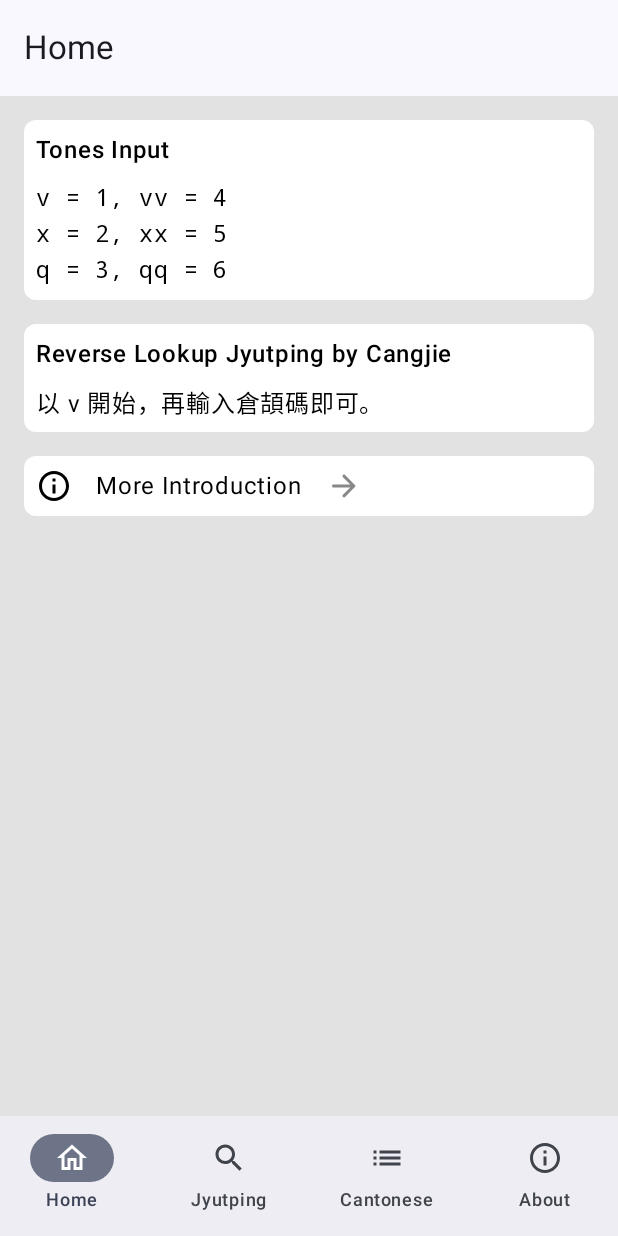
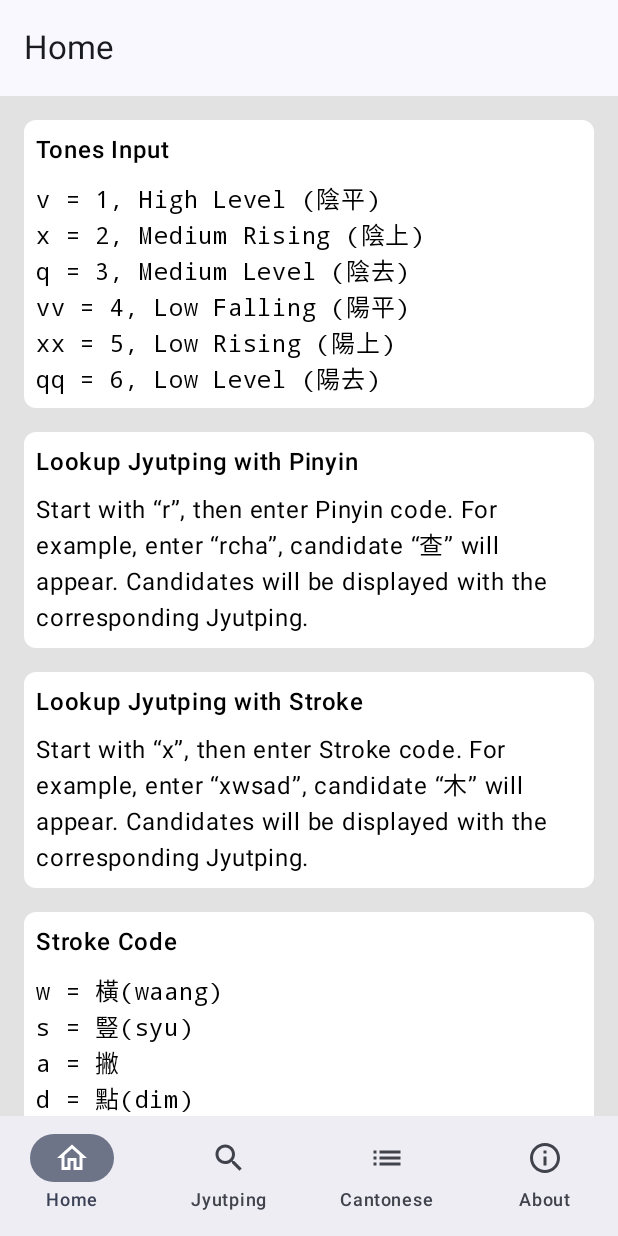
Before and after one commit to yuetyam/jyutping-android, an Android app built with Jetpack Compose: the screen it shows after launch (MainActivity), on a phone screen of 412 x 824 dp. Run offline under Robolectric (Android 15) with nearby library versions, the phone set to English and light mode, and no system bars.

Commit message:
Add more contents to Home

```diff
--- a/app/src/main/java/org/jyutping/jyutping/HomeScreen.kt
+++ b/app/src/main/java/org/jyutping/jyutping/HomeScreen.kt
@@ -18,6 +18,7 @@ import androidx.compose.runtime.Composable
 import androidx.compose.ui.Modifier
 import androidx.compose.ui.draw.clip
 import androidx.compose.ui.graphics.Color
+import androidx.compose.ui.res.stringResource
 import androidx.compose.ui.text.font.FontFamily
 import androidx.compose.ui.text.font.FontWeight
 import androidx.compose.ui.unit.dp
@@ -29,15 +30,32 @@ fun HomeScreen() {
         ) {
                 item {
                         TextCard(
-                                heading = "Tones Input",
-                                content = "v = 1, vv = 4\nx = 2, xx = 5\nq = 3, qq = 6",
+                                heading = stringResource(id = R.string.home_heading_tones_input),
+                                content = stringResource(id = R.string.home_content_tones_input),
                                 monospace = true
                         )
                 }
                 item {
                         TextCard(
-                                heading = "Reverse Lookup Jyutping by Cangjie",
-                                content = "以 v 開始，再輸入倉頡碼即可。"
+                                heading = stringResource(id = R.string.home_heading_pinyin_reverse_lookup),
+                                content = stringResource(id = R.string.home_content_pinyin_reverse_lookup)
+                        )
+                }
+                item {
+                        TextCard(
+                                heading = stringResource(id = R.string.home_heading_stroke_reverse_lookup),
+                                content = stringResource(id = R.string.home_content_stroke_reverse_lookup)
+                        )
+                        TextCard(
+                                heading = stringResource(id = R.string.home_heading_stroke_code),
+                                content = "w = 橫(waang)\ns = 豎(syu)\na = 撇\nd = 點(dim)\nz = 折(zit)",
+                                monospace = true
+                        )
+                }
+                item {
+                        TextCard(
+                                heading = stringResource(id = R.string.home_heading_compose_reverse_lookup),
+                                content = stringResource(id = R.string.home_content_compose_reverse_lookup)
                         )
                 }
                 item {
@@ -50,15 +68,15 @@ fun HomeScreen() {
                         ) {
                                 Icon(
                                         Icons.Outlined.Info,
-                                        contentDescription = "",
+                                        contentDescription = null,
                                 )
                                 Text(
-                                        text = "More Introduction",
+                                        text = stringResource(id = R.string.home_label_more_introductions),
                                         modifier = Modifier.padding(horizontal = 16.dp)
                                 )
                                 Icon(
                                         Icons.Rounded.ArrowForward,
-                                        contentDescription = "",
+                                        contentDescription = null,
                                         tint = Color.Gray
                                 )
                                 Spacer(modifier = Modifier.fillMaxSize())
--- a/app/src/main/java/org/jyutping/jyutping/MainActivity.kt
+++ b/app/src/main/java/org/jyutping/jyutping/MainActivity.kt
@@ -16,6 +16,7 @@ import androidx.compose.runtime.Composable
 import androidx.compose.runtime.getValue
 import androidx.compose.ui.Modifier
 import androidx.compose.ui.graphics.Color
+import androidx.compose.ui.res.stringResource
 import androidx.navigation.NavController
 import androidx.navigation.NavDestination.Companion.hierarchy
 import androidx.navigation.NavHostController
@@ -33,7 +34,7 @@ class MainActivity : ComponentActivity() {
                         val navController = rememberNavController()
                         JyutpingTheme {
                                 Scaffold(
-                                        topBar = { TopAppBar(title = { Text(text = "Home") }) },
+                                        topBar = { TopAppBar(title = { Text(text = stringResource(id = R.string.screen_title_home)) }) },
                                         bottomBar = { AppBottomBar(navController = navController) },
                                         containerColor = Color(red = 226, green = 226, blue = 226)
                                 ) { padding ->
@@ -92,8 +93,8 @@ fun AppBottomBar(navController: NavController) {
                                                 restoreState = true
                                         }
                                 },
-                                icon = { Icon(imageVector = screen.icon, contentDescription = screen.title) },
-                                label = { Text(text = screen.title) },
+                                icon = { Icon(imageVector = screen.icon, contentDescription = stringResource(id = screen.title)) },
+                                label = { Text(text = stringResource(id = screen.title)) }
                         )
                 }
         }
--- a/app/src/main/java/org/jyutping/jyutping/Screen.kt
+++ b/app/src/main/java/org/jyutping/jyutping/Screen.kt
@@ -7,9 +7,9 @@ import androidx.compose.material.icons.outlined.List
 import androidx.compose.material.icons.outlined.Info
 import androidx.compose.ui.graphics.vector.ImageVector
 
-sealed class Screen(var route: String, var icon: ImageVector, var title: String) {
-        object Home : Screen(route = "home", icon = Icons.Outlined.Home, title = "Home")
-        object Jyutping : Screen(route = "jyutping", icon = Icons.Outlined.Search, title = "Jyutping")
-        object Cantonese : Screen(route = "cantonese", icon = Icons.Outlined.List, title = "Cantonese")
-        object About : Screen(route = "about", icon = Icons.Outlined.Info, title = "About")
+sealed class Screen(var route: String, var icon: ImageVector, var title: Int) {
+        object Home : Screen(route = "home", icon = Icons.Outlined.Home, title = R.string.screen_title_home)
+        object Jyutping : Screen(route = "jyutping", icon = Icons.Outlined.Search, title = R.string.screen_title_jyutping)
+        object Cantonese : Screen(route = "cantonese", icon = Icons.Outlined.List, title = R.string.screen_title_cantonese)
+        object About : Screen(route = "about", icon = Icons.Outlined.Info, title = R.string.screen_title_about)
 }
--- a/app/src/main/res/values/strings.xml
+++ b/app/src/main/res/values/strings.xml
@@ -1,3 +1,20 @@
+<?xml version="1.0" encoding="utf-8"?>
 <resources>
     <string name="app_name">Jyutping</string>
+    <string name="screen_title_home">Home</string>
+    <string name="screen_title_jyutping">Jyutping</string>
+    <string name="screen_title_cantonese">Cantonese</string>
+    <string name="screen_title_about">About</string>
+    <string name="home_heading_tones_input">Tones Input</string>
+    <string name="home_content_tones_input">v = 1, High Level (陰平)\nx = 2, Medium Rising (陰上)\nq = 3, Medium Level (陰去)\nvv = 4, Low Falling (陽平)\nxx = 5, Low Rising (陽上)\nqq = 6, Low Level (陽去)</string>
+    <string name="home_heading_cangjie_reverse_lookup">Lookup Jyutping with Cangjie</string>
+    <string name="home_heading_pinyin_reverse_lookup">Lookup Jyutping with Pinyin</string>
+    <string name="home_heading_stroke_reverse_lookup">Lookup Jyutping with Stroke</string>
+    <string name="home_heading_stroke_code">Stroke Code</string>
+    <string name="home_heading_compose_reverse_lookup">Lookup Jyutping with Loengfan</string>
+    <string name="home_content_cangjie_reverse_lookup">Start with “v”, then enter Cangjie5 code. For example, enter “vdam”, candidate “查” will appear. Candidates will be displayed with the corresponding Jyutping.</string>
+    <string name="home_content_pinyin_reverse_lookup">Start with “r”, then enter Pinyin code. For example, enter “rcha”, candidate “查” will appear. Candidates will be displayed with the corresponding Jyutping.</string>
+    <string name="home_content_stroke_reverse_lookup">Start with “x”, then enter Stroke code. For example, enter “xwsad”, candidate “木” will appear. Candidates will be displayed with the corresponding Jyutping.</string>
+    <string name="home_content_compose_reverse_lookup">Start with “q”, then enter two Jyutping syllables. For example, enter “qmukdaan”, candidate “查” will appear. Candidates will be displayed with the corresponding Jyutping.</string>
+    <string name="home_label_more_introductions">More Introductions</string>
 </resources>
```
